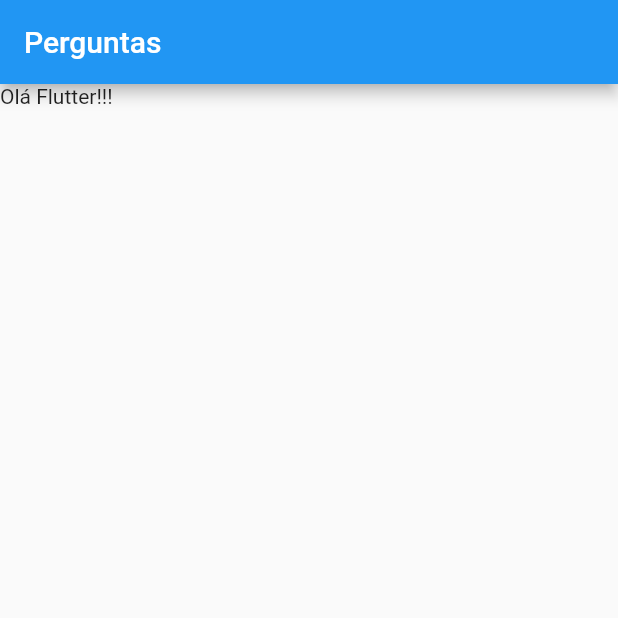
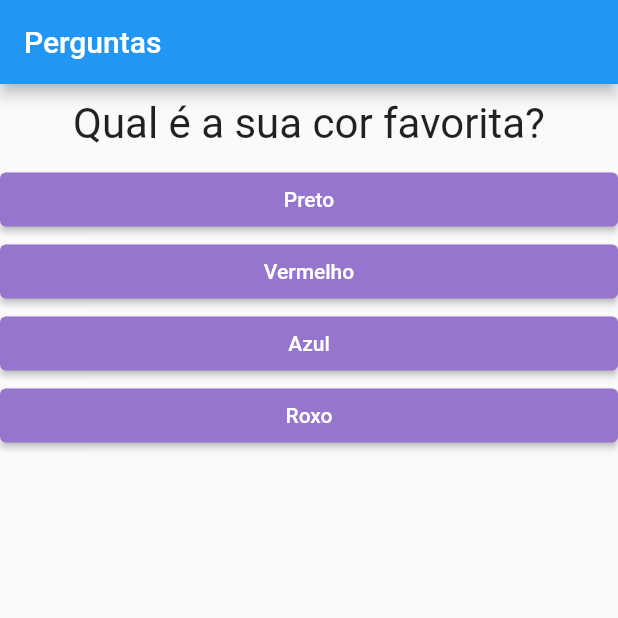
Before and after one commit to nahtanPNG/curso-flutter-udemy, a Flutter app: the screen it shows after launch, on a phone screen of 412 x 824 dp, the top half of it. Run offline on Flutter 3.47's test engine with Material 2 defaults, Android fonts, the phone set to English and light mode, and no system bars.

Commit message:
App pergunta

```diff
--- a/projeto_perguntas/lib/main.dart
+++ b/projeto_perguntas/lib/main.dart
@@ -1,19 +1,76 @@
 import 'package:flutter/material.dart';
-main() {
-  runApp(new PerguntaApp());
-}
+import 'questao.dart';
+import 'resposta.dart';
 
-class PerguntaApp extends StatelessWidget{ //Classe que extende um componente sem estado
+void main() => runApp(const PerguntaApp());
+
+class PerguntaAppState extends State<PerguntaApp> {
+  var _perguntaSelecionada = 0;
+
+  void _responder() {
+    if(temPerguntaSelecionada){
+      setState(() {
+        _perguntaSelecionada++;
+      });
+    }
+  }
+
+  bool get temPerguntaSelecionada {
+    return _perguntaSelecionada < _perguntas.length;
+  }
+
+  final List<Map<String, Object>> _perguntas = const [
+      {
+        'texto' : 'Qual é a sua cor favorita?',
+        'respostas': ['Preto', 'Vermelho', 'Azul', 'Roxo'],
+      },
+      {
+        'texto' : 'Qual é o seu animal favorito?',
+        'respostas': ['Gato', 'Cachorro', 'Macaco', 'Cobra'],
+      },
+      {
+        'texto' : 'Qual seu professor favorito?',
+        'respostas': ['Maria', 'João', 'Leo', 'Pedro'],
+      },
+    ];
 
   @override
-  Widget build(BuildContext context){ //Método build que recebe um contexto
+  Widget build(BuildContext context) {
+
+
+    List<String> respostas = temPerguntaSelecionada
+    ? _perguntas[_perguntaSelecionada].cast()['respostas'] //cast -> transforma objeto em lista
+    : [];
+
+    List<Widget> widgets = respostas
+    .map((t) => Resposta(t, _responder)).
+    toList();
+
+    // for(String textoResp in respostas){
+    //   widgets.add(Resposta(textoResp, _responder));
+    // }
+
     return MaterialApp(
-      home: Scaffold( //Estrutura da aplicação -> array, suporta diversos widgets
+      home: Scaffold(
         appBar: AppBar(
-          title: Text('Perguntas'), // parametro title -> recebe um Widget
+          title: const Text('Perguntas'),
         ),
-        body: Text('Olá Flutter!!!'),
+        body: temPerguntaSelecionada ?Column(
+          children: <Widget> [
+            Questao(_perguntas[_perguntaSelecionada]['texto'].toString()),
+            ...widgets,
+          ],
+        ) : null,
       ),
     );
   }
 }
+
+class PerguntaApp extends StatefulWidget {
+  const PerguntaApp({super.key});
+
+  @override
+  PerguntaAppState createState() {
+    return PerguntaAppState();
+  }
+}
--- /dev/null
+++ b/projeto_perguntas/lib/questao.dart
@@ -0,0 +1,21 @@
+import 'package:flutter/material.dart';
+
+class Questao extends StatelessWidget {
+
+  final String texto;
+
+  Questao(this.texto);
+
+  @override
+  Widget build(BuildContext context) {
+    return Container(
+      width: double.infinity,
+      margin: EdgeInsets.all(10),
+      child: Text(
+        texto,
+        style: TextStyle(fontSize: 28),
+        textAlign: TextAlign.center,
+        ),
+    );
+  }
+}
--- /dev/null
+++ b/projeto_perguntas/lib/resposta.dart
@@ -0,0 +1,24 @@
+import 'package:flutter/material.dart';
+
+class Resposta extends StatelessWidget {
+
+   final String texto;
+   final void Function() emSelecao;
+
+  Resposta(this.texto, this.emSelecao);
+
+  @override
+  Widget build(BuildContext context) {
+    return Container(
+      width: double.infinity,
+      child: ElevatedButton(
+        style: ElevatedButton.styleFrom(backgroundColor: Colors.deepPurple[300]),
+        child: Text(
+          texto,
+          style: TextStyle(color: Colors.white),
+        ),
+        onPressed: emSelecao,
+      ),
+    );
+  }
+}
```
